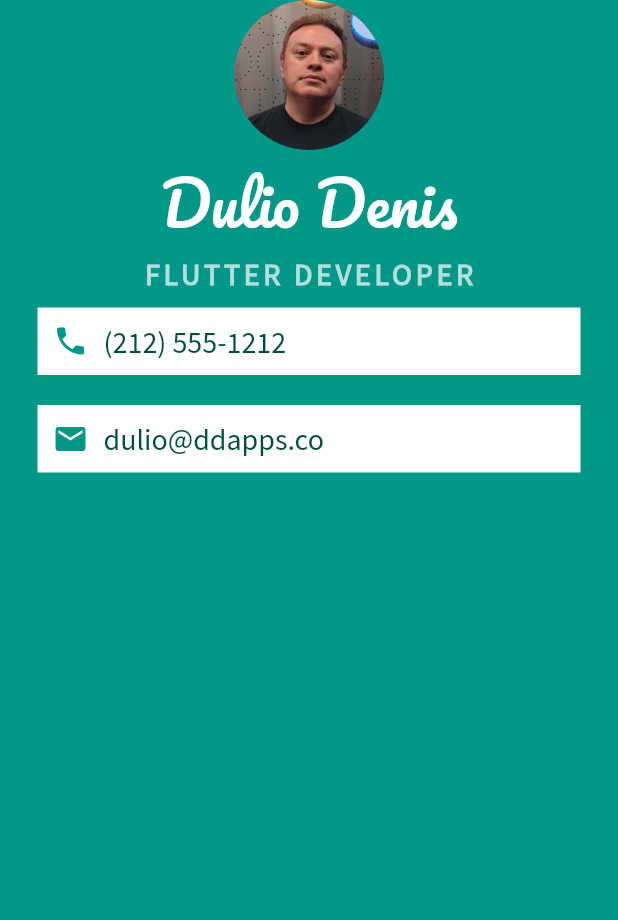
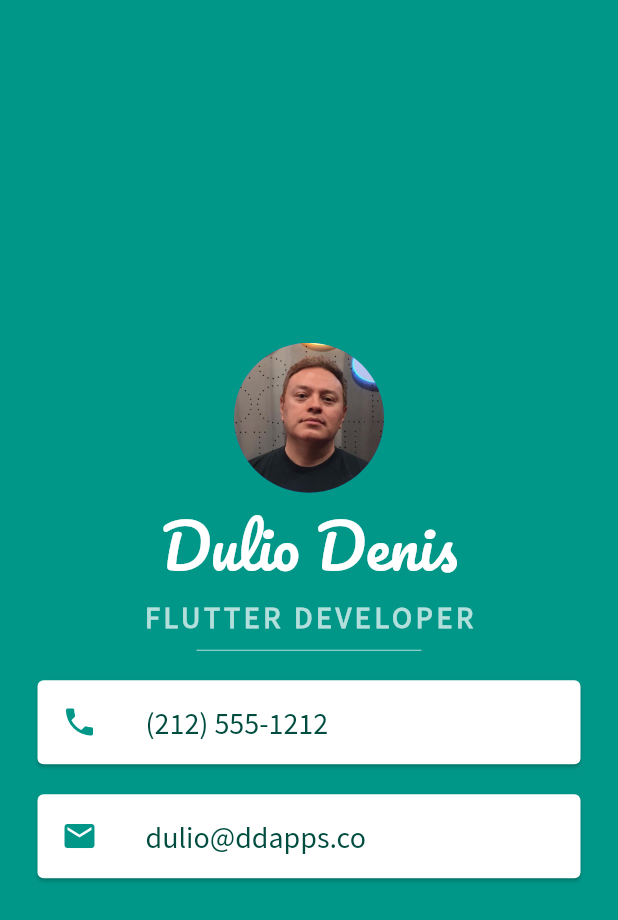
Before and after one commit to duliodenis/mycard, a Flutter app: the screen it shows after launch, on a phone screen of 412 x 824 dp. Shown: the top 920 px of the screen. Run offline on Flutter 3.47's test engine with Material 2 defaults, Android fonts, the phone set to English and light mode, and no system bars.

Commit message:
Added Card and ListTile Widgets

```diff
--- a/mi_card_flutter/lib/main.dart
+++ b/mi_card_flutter/lib/main.dart
@@ -12,6 +12,7 @@
         backgroundColor: Colors.teal,
         body: SafeArea(
           child: Column(
+            mainAxisAlignment: MainAxisAlignment.center,
             children: <Widget>[
               CircleAvatar(
                 radius: 50.0,
@@ -35,23 +36,24 @@
                   fontWeight: FontWeight.bold,
                 ),
               ),
-              Container(
-                padding: EdgeInsets.all(10.0),
-                color: Colors.white,
+              SizedBox(
+                height: 20.0,
+                width: 150.0,
+                child: Divider(
+                  color: Colors.teal.shade100,
+                ),
+              ),
+              Card(
                 margin: EdgeInsets.symmetric(
                   vertical: 10.0,
                   horizontal: 25.0,
                 ),
-                child: Row(
-                  children: <Widget>[
-                    Icon(
+                child: ListTile(
+                  leading: Icon(
                     Icons.phone,
                     color: Colors.teal,
                   ),
-                    SizedBox(
-                      width: 10.0,
-                    ),
-                    Text(
+                  title: Text(
                     '(212) 555-1212',
                     style: TextStyle(
                       color: Colors.teal.shade900,
@@ -59,26 +61,19 @@
                       fontSize: 20.0,
                     ),
                   ),
-                  ],
                 ),
               ),
-              Container(
-                padding: EdgeInsets.all(10.0),
-                color: Colors.white,
+              Card(
                 margin: EdgeInsets.symmetric(
                   vertical: 10.0,
                   horizontal: 25.0,
                 ),
-                child: Row(
-                  children: <Widget>[
-                    Icon(
+                child: ListTile(
+                  leading: Icon(
                     Icons.email,
                     color: Colors.teal,
                   ),
-                    SizedBox(
-                      width: 10.0,
-                    ),
-                    Text(
+                  title: Text(
                     'dulio@ddapps.co',
                     style: TextStyle(
                       color: Colors.teal.shade900,
@@ -86,7 +81,6 @@
                       fontSize: 20.0,
                     ),
                   ),
-                  ],
                 ),
               ),
             ],
```
Also changed, not shown: 5 other files. Lines whose indentation alone changed are shown as unchanged.
